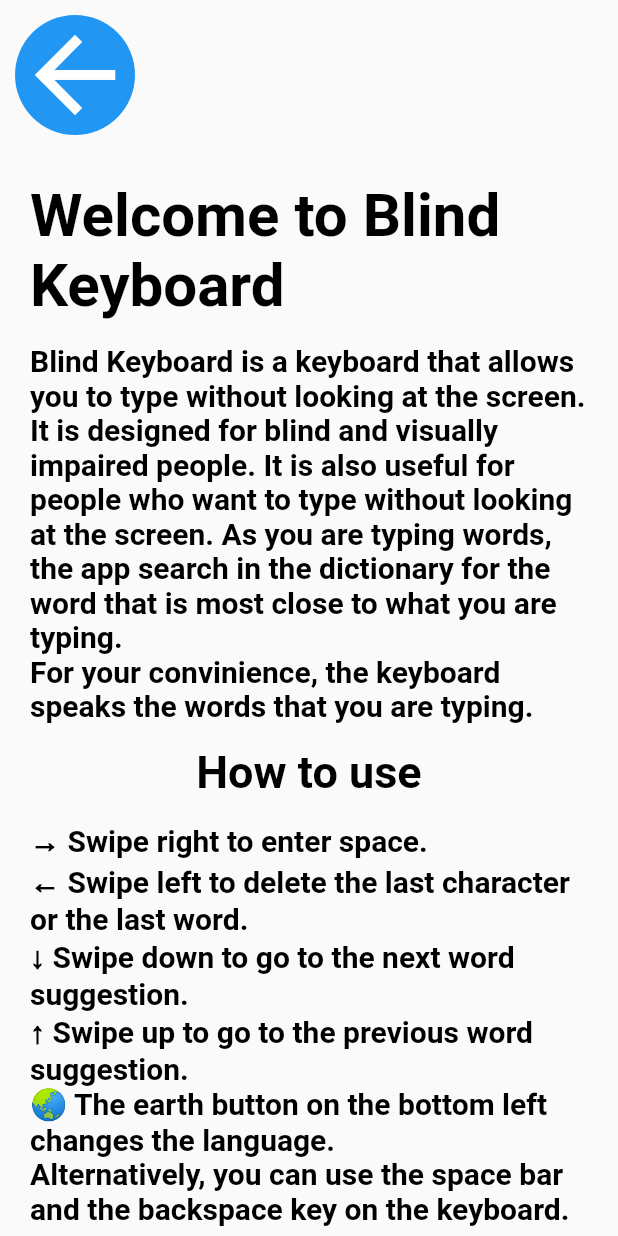
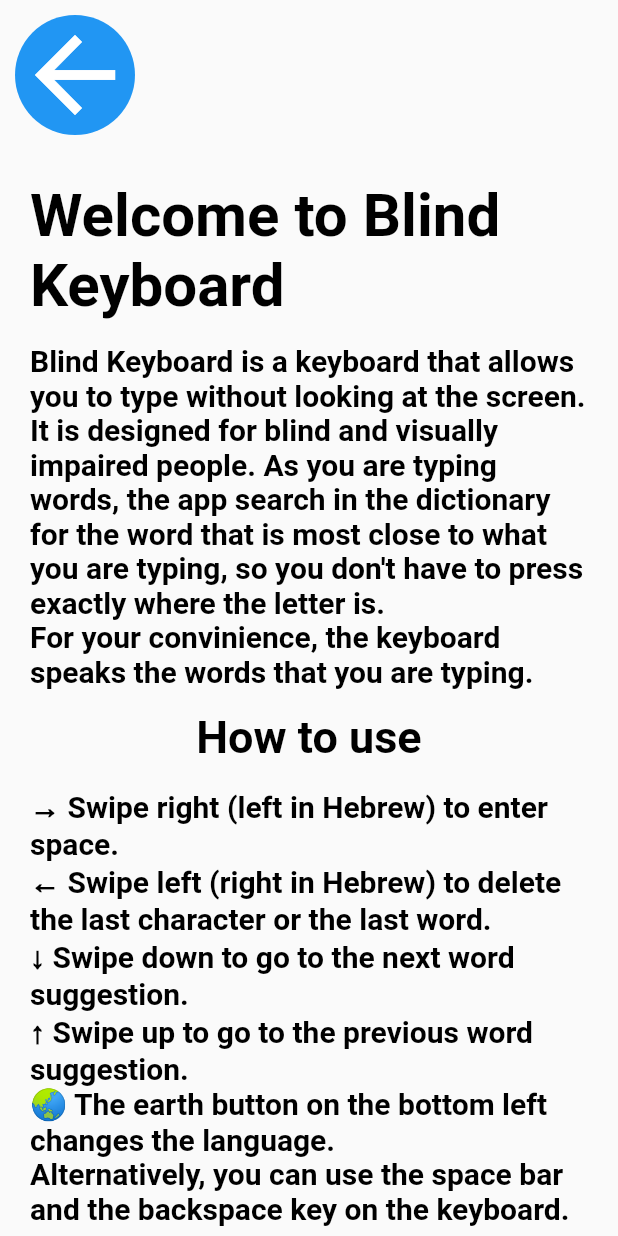
Before and after one commit to orihpt/BlindKeyboard, a Flutter app: the screen it shows after launch, after a tap on the "info" icon, on a phone screen of 412 x 824 dp. Run offline on Flutter 3.47's test engine with Material 2 defaults, Android fonts, the phone set to English and light mode, and no system bars; our stand-ins replace csv; missing offline and left inert: kdtree, text_to_speech; generated files the repository leaves out were written again; project files that could hold a hidden picture were left out.

Commit message:
To save memory keyboards will now load/unload accordingly

```diff
--- a/blind_keyboard/lib/Dictionary/dictionary.dart
+++ b/blind_keyboard/lib/Dictionary/dictionary.dart
@@ -29,6 +29,9 @@
   LangDictionary(this.language);
 
   Future<void> load() async {
+    loadProgress.value = 0;
+    isLoaded = false;
+
     // Load language information
     final String fullPath = "assets/Lang/$language/$language.json";
     final String jsonString = await rootBundle.loadString(fullPath);
@@ -69,8 +72,16 @@
     print("Loaded $language dictionary");
   }
 
+  // Unload dictionary
+  void unload() {
+    dict = [];
+    prefixDict = [];
+    isLoaded = false;
+    loadProgress.value = 0;
+  }
+
   // Calc word from points
-  WordGroup calcWord(List<Point> points,
+  WordGroup? calcWord(List<Point> points,
       {double? aspectRatio, bool allowPrefix = true}) {
     // Check if dictionary is loaded
     if (!isLoaded) {
@@ -83,17 +94,22 @@
       return WordGroup.nothing();
     }
 
+    List<WordGroup> words = [];
+
     // Get word length
     final int wordLength = points.length;
 
-    // Get dictionary
-    final WLDictionary dictionary = dict[wordLength - _minimumLengthWord];
+    // Search for word in dictionary
+    if (wordLength <= _maximumLengthWord && wordLength >= _minimumLengthWord) {
+      // Get dictionary
+      final WLDictionary dictionary = dict[wordLength - _minimumLengthWord];
 
-    // Get word
-    final WordGroup word =
-        dictionary.calcWord(points, aspectRatio: aspectRatio);
+      // Get word
+      final WordGroup word =
+          dictionary.calcWord(points, aspectRatio: aspectRatio);
 
-    List<WordGroup> words = [word];
+      words.add(word);
+    }
 
     // Prefixes
     if (allowPrefix &&
@@ -108,15 +124,15 @@
             prefixDict[i - _minimumLengthPrefix];
         final WordGroup prefix =
             prefixDictionary.calcWord(points.sublist(0, i));
-        if (prefix.getWord().dist == null || prefix.getWord().dist! / i > 0.4) {
+        if (prefix.getWord().dist == null || prefix.getWord().dist! / i > 0.2) {
           continue;
         }
 
-        final WordGroup afterPrefixWord = calcWord(
+        final WordGroup? afterPrefixWord = calcWord(
             points.sublist(i, points.length),
             aspectRatio: aspectRatio,
             allowPrefix: false);
-        if (afterPrefixWord.getWord().dist == null) {
+        if (afterPrefixWord == null || afterPrefixWord.getWord().dist == null) {
           continue;
         }
 
@@ -126,6 +142,10 @@
       }
     }
 
+    if (words.isEmpty) {
+      return null;
+    }
+
     WordGroup bestWord = WordGroup.flatWordsList(words);
 
     return bestWord;
--- a/blind_keyboard/lib/Keyboard/keyboard.dart
+++ b/blind_keyboard/lib/Keyboard/keyboard.dart
@@ -1,3 +1,5 @@
+import 'dart:isolate';
+
 import 'package:blind_keyboard/Dictionary/dictionary.dart';
 import 'package:blind_keyboard/Dictionary/word_group.dart';
 import 'package:blind_keyboard/Other%20Classes/point.dart';
@@ -102,6 +104,15 @@
     typer.wordUpdatedAtKeyboard(keyboard: this);
   }
 
+  void unload() {
+    loadingProgress.value = 0;
+    dictionary.unload();
+  }
+
+  void load() {
+    dictionary.load();
+  }
+
   // # Static methods
 
   // Is language RTL
--- a/blind_keyboard/lib/Keyboard/keyboard_layout.dart
+++ b/blind_keyboard/lib/Keyboard/keyboard_layout.dart
@@ -35,7 +35,7 @@
     for (int i = 0; i < layout.length; i++) {
       for (int j = 0; j < layout[i].length; j++) {
         if (layout[i][j] == letter) {
-          return Point(j / (layout[i].length + 1), i.toDouble());
+          return Point(j / (layout[i].length + 1), 1);
         }
       }
     }
@@ -58,7 +58,7 @@
       for (int j = 0; j < layout[i].length; j++) {
         for (int k = 0; k < word.length; k++) {
           if (layout[i][j] == word[k]) {
-            points[k] = (Point(j / (layout[i].length + 1), i.toDouble()));
+            points[k] = (Point(j / (layout[i].length + 1), 1));
           }
         }
       }
--- a/blind_keyboard/lib/Typer/typer.dart
+++ b/blind_keyboard/lib/Typer/typer.dart
@@ -26,16 +26,19 @@
   final TextToSpeech _textToSpeech = TextToSpeech();
 
   Typer() {
+    keyboards.add(Keyboard('en', this));
     keyboards.add(Keyboard('he', this));
-    keyboards.add(Keyboard('en', this));
     currentKeyboard = ValueNotifier<Keyboard>(keyboards[0]);
     _load();
   }
 
-  Future<void> _load() async {
+  void _load() {
     for (Keyboard keyboard in keyboards) {
-      await keyboard.dictionary.load();
+      if (keyboard != currentKeyboard.value) {
+        keyboard.unload();
+      }
     }
+    currentKeyboard.value.load();
   }
 
   void _updateText() {
@@ -135,10 +138,10 @@
   }
 
   void _speakWord(Word word) {
-    _speakText(word.word);
+    speakText(word.word);
   }
 
-  void _speakText(String text) {
+  void speakText(String text) {
     _textToSpeech.stop();
     switch (currentKeyboard.value.languageCode) {
       case 'he':
@@ -160,12 +163,13 @@
     currentKeyboard.value = keyboards[index];
     switch (currentKeyboard.value.languageCode) {
       case 'he':
-        _speakText("מקלדת עברית");
+        speakText("מקלדת עברית");
         break;
       case 'en':
-        _speakText("English keyboard");
+        speakText("English keyboard");
         break;
     }
     _updateText();
+    _load();
   }
 }
--- a/blind_keyboard/lib/UI/Keyboard/keyboard_widget.dart
+++ b/blind_keyboard/lib/UI/Keyboard/keyboard_widget.dart
@@ -10,7 +10,7 @@
   // Global Key map
   final Map<String, GlobalKey> lettersKeys = {};
 
-  static const double verticalPadding = 20.0;
+  static const double verticalPadding = 25.0;
   static const double letterWidth = 20.0;
   static const double letterHeight = 32.0;
   static const double wordTypingHeight = 55.0;
@@ -138,7 +138,7 @@
                 controller: keyboard.typer.keyboardEditingController,
                 textAlign: TextAlign.center,
                 readOnly: true,
-                showCursor: true,
+                showCursor: false,
                 style: const TextStyle(color: Colors.white, fontSize: 40))));
   }
 
--- a/blind_keyboard/lib/UI/Note Screen/note_screen.dart
+++ b/blind_keyboard/lib/UI/Note Screen/note_screen.dart
@@ -3,6 +3,7 @@
 import 'package:blind_keyboard/UI/Note%20Screen/note_screen_top_bar.dart';
 import 'package:blind_keyboard/UI/Style/AppColors.dart';
 import 'package:flutter/material.dart';
+import 'package:flutter/services.dart';
 import 'package:flutter_gen/gen_l10n/app_localizations.dart';
 
 class NoteScreen extends StatelessWidget {
@@ -21,7 +22,14 @@
             top: false,
             child: Column(children: [
               Container(color: AppColors.barColor, height: safeArea.top),
-              const NoteScreenTopBar(),
+              NoteScreenTopBar(
+                copyListener: (() {
+                  // Copy the text to the clipboard
+                  Clipboard.setData(ClipboardData(text: typer.text.value));
+                  typer.speakText(
+                      AppLocalizations.of(context)!.message_copy_to_clipboard);
+                }),
+              ),
               Container(color: AppColors.separatorColor, height: 2),
               Padding(
                 padding: const EdgeInsets.all(20.0),
@@ -51,7 +59,7 @@
                   builder: (context, value, child) {
                     return KeyboardWidget(keyboard: value);
                   }),
-              Container(color: Colors.black, height: safeArea.bottom),
+              Container(color: Colors.black, height: safeArea.bottom + 15),
             ]),
           ),
         );
--- a/blind_keyboard/lib/UI/Note Screen/note_screen_top_bar.dart
+++ b/blind_keyboard/lib/UI/Note Screen/note_screen_top_bar.dart
@@ -4,7 +4,10 @@
 import 'package:flutter_gen/gen_l10n/app_localizations.dart';
 
 class NoteScreenTopBar extends StatelessWidget {
-  const NoteScreenTopBar({Key? key}) : super(key: key);
+  const NoteScreenTopBar({Key? key, required this.copyListener})
+      : super(key: key);
+
+  final Function() copyListener;
 
   @override
   Widget build(BuildContext context) {
@@ -21,13 +24,20 @@
                   fontWeight: FontWeight.bold)),
           const Spacer(),
           IconButton(
+            icon: const Icon(Icons.copy),
+            iconSize: 40,
+            onPressed: copyListener,
+          ),
+          IconButton(
             icon: const Icon(Icons.info),
             iconSize: 40,
             onPressed: () {
-              // Open assistant screen
-              Navigator.push(context, MaterialPageRoute(builder: (context) {
-                return const AssistantScreen();
-              }));
+              Navigator.push(
+                context,
+                MaterialPageRoute(
+                  builder: (context) => const AssistantScreen(),
+                ),
+              );
             },
           ),
         ],
--- a/blind_keyboard/lib/l10n/app_en.arb
+++ b/blind_keyboard/lib/l10n/app_en.arb
@@ -13,9 +13,10 @@
   },
   "placeholder_type_here": "Type here...",
   "note_screen_title": "Quick Note",
+  "message_copy_to_clipboard": "Copied text to clipboard",
 
   "info_title": "Welcome to Blind Keyboard",
-  "info_description": "Blind Keyboard is a keyboard that allows you to type without looking at the screen. It is designed for blind and visually impaired people. It is also useful for people who want to type without looking at the screen. As you are typing words, the app search in the dictionary for the word that is most close to what you are typing.\nFor your convinience, the keyboard speaks the words that you are typing.",
+  "info_description": "Blind Keyboard is a keyboard that allows you to type without looking at the screen. It is designed for blind and visually impaired people. As you are typing words, the app search in the dictionary for the word that is most close to what you are typing, so you don't have to press exactly where the letter is.\nFor your convinience, the keyboard speaks the words that you are typing.",
   "info_howtouse_title": "How to use",
-  "info_howtouse_description": "→ Swipe right to enter space.\n← Swipe left to delete the last character or the last word.\n↓ Swipe down to go to the next word suggestion.\n↑ Swipe up to go to the previous word suggestion.\n🌏 The earth button on the bottom left changes the language.\nAlternatively, you can use the space bar and the backspace key on the keyboard."
+  "info_howtouse_description": "→ Swipe right (left in Hebrew) to enter space.\n← Swipe left (right in Hebrew) to delete the last character or the last word.\n↓ Swipe down to go to the next word suggestion.\n↑ Swipe up to go to the previous word suggestion.\n🌏 The earth button on the bottom left changes the language.\nAlternatively, you can use the space bar and the backspace key on the keyboard."
 }
--- a/blind_keyboard/lib/l10n/app_he.arb
+++ b/blind_keyboard/lib/l10n/app_he.arb
@@ -13,9 +13,10 @@
   },
   "placeholder_type_here": "הקלידו כאן...",
   "note_screen_title": "פתק מהיר",
+  "message_copy_to_clipboard": "הַמֶּלֶל הֻעְתַּק לְלוּחַ הָעֲרִיכָה",
 
   "info_title": "ברוכים הבאים ל-Blind Keyboard",
-  "info_description": "Blind Keyboard היא מקלדת המאפשרת לכם להקליד מבלי להביט במקלדת. היא עוצבה במיוחד לאנשים עם מוגבלויות ראייה או מוגבלויות הקלדה. המקלדת שימושית גם לאלו הרוצים להקליד מבלי להביט במסך. כאשר אתם מקלידים מילים, המקלדת מחפשת את המילה המתאימה ביותר לנקודות שנלחצו במקלדת.\nלנוחיותכם, המקלדת תקריא את המילים שהוקלדו.",
+  "info_description": "Blind Keyboard היא מקלדת המאפשרת לכם להקליד מבלי להביט במקלדת. היא עוצבה במיוחד לאנשים עם מוגבלויות ראייה או מוגבלויות הקלדה. כאשר אתם מקלידים מילים, המקלדת מחפשת את המילה המתאימה ביותר לנקודות שנלחצו במקלדת, כך שאין צורך ללחוץ בדיוק על האות הנכונה.\nלנוחיותכם, המקלדת תקריא את המילים שהוקלדו.",
   "info_howtouse_title": "הוראות שימוש",
-  "info_howtouse_description": "← החלקה שמאלה מוסיפה רווח. \n→ החלקה ימינה מוחקת את התו האחרון או המילה האחרונה שהוקלדה.\n↓ החלקה מטה תציג את ההצעה הבאה למילה לפי מה שהוקלד.\n↑ החלקה מעלה תציג את ההצעה הקודמת למילה.\n🌏 כפתור כדור-הארץ יחליף שפה.\nניתן בנוסף להוסיף רווח או למחוק באמצעות הכפתורים שמתחת למקלדת."
+  "info_howtouse_description": "← החלקה שמאלה (ימינה לאנגלית) מוסיפה רווח. \n→ החלקה ימינה (שמאלה לאנגלית) מוחקת את התו האחרון או המילה האחרונה שהוקלדה.\n↓ החלקה מטה תציג את ההצעה הבאה למילה לפי מה שהוקלד.\n↑ החלקה מעלה תציג את ההצעה הקודמת למילה.\n🌏 כפתור כדור-הארץ יחליף שפה.\nניתן בנוסף להוסיף רווח או למחוק באמצעות הכפתורים שמתחת למקלדת."
 }
```
